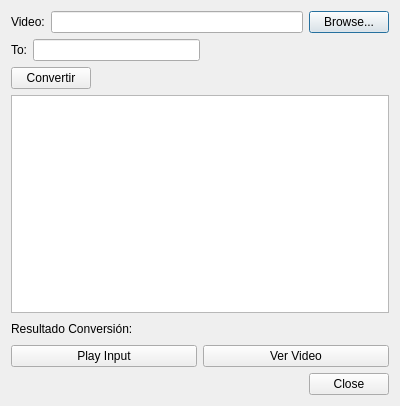
This is dialog.ui in Korcia/EEPOL as Qt 5 draws it before an edit. The edited form follows.
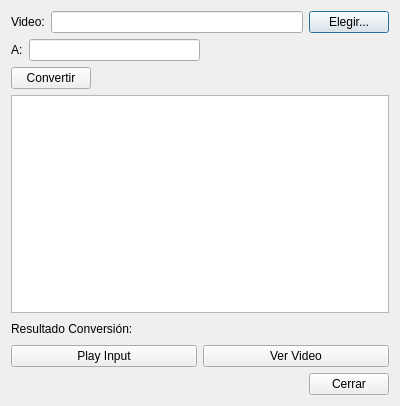
This is the edited form.

```diff
--- a/dialog.ui
+++ b/dialog.ui
@@ -36,7 +36,7 @@
      <item>
       <widget class="QPushButton" name="fileOpenButton">
        <property name="text">
-        <string>Browse...</string>
+        <string>Elegir...</string>
        </property>
       </widget>
      </item>
@@ -49,7 +49,7 @@
        <item>
         <widget class="QLabel" name="label_2">
          <property name="text">
-          <string>To:</string>
+          <string>A:</string>
          </property>
          <property name="buddy">
           <cstring>toLineEdit</cstring>
@@ -161,7 +161,7 @@
    <item row="6" column="1">
     <widget class="QPushButton" name="pushButton">
      <property name="text">
-      <string>Close</string>
+      <string>Cerrar</string>
      </property>
     </widget>
    </item>
```
